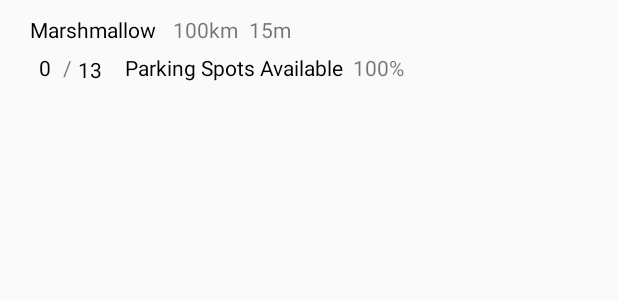
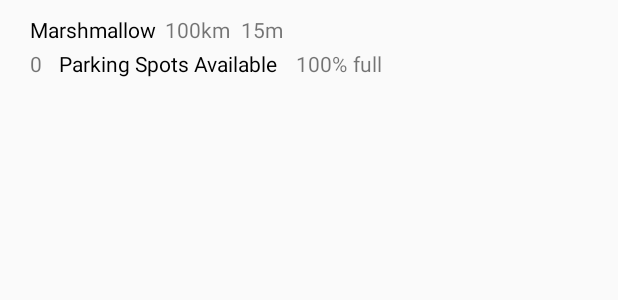
Before and after one commit to danielcagostinho/4G06parkme, an Android app: the layout parking_lot_row_item.xml on its own in the app's theme, with its tools: preview values and no code run, on a phone screen of 412 x 824 dp. Shown: the top 300 px of the screen. Run offline under Robolectric (Android 15) with nearby library versions, the phone set to English and light mode, and no system bars.

Commit message:
changed way occupancy is shown on app to make more sense

```diff
--- a/App/app/src/main/java/com/example/parkinglot/Components/ParkingLotItem.java
+++ b/App/app/src/main/java/com/example/parkinglot/Components/ParkingLotItem.java
@@ -12,16 +12,15 @@ public class ParkingLotItem {
     public int totalParkingSpaces;
 
 
-    public float percentage;
+    public float percentage;    // how full a parking lot is
 
     public LatLng latlong;
 
     DirectionsRoute route;
 
-    public ParkingLotItem(String name, int availableParkingSpaces, int totalParkingSpaces,LatLng latlong, float percentage) {
+    public ParkingLotItem(String name, int availableParkingSpaces, LatLng latlong, float percentage) {
         this.name = name;
         this.availableParkingSpaces = availableParkingSpaces;
-        this.totalParkingSpaces = totalParkingSpaces;
         this.latlong = latlong;
         this.percentage = percentage;
     }
--- a/App/app/src/main/res/layout/parking_lot_row_item.xml
+++ b/App/app/src/main/res/layout/parking_lot_row_item.xml
@@ -17,46 +17,13 @@
 
 
     <TextView
-        android:id="@+id/available"
-        android:layout_width="45dp"
-        android:layout_height="wrap_content"
-        android:layout_below="@+id/name"
-        android:layout_alignParentStart="true"
-        android:layout_marginStart="16dp"
-        android:layout_marginTop="6dp"
-        android:text="0"
-        android:textColor="@android:color/black" />
-
-
-    <TextView
-        android:id="@+id/total"
-        android:layout_width="33dp"
-        android:layout_height="wrap_content"
-        android:layout_below="@+id/name"
-        android:layout_marginStart="-19dp"
-        android:layout_marginTop="7dp"
-        android:layout_toEndOf="@+id/available"
-        android:text="13"
-        android:textColor="@android:color/black" />
-
-    <TextView
-        android:id="@+id/textView"
+        android:id="@+id/textView2"
         android:layout_width="wrap_content"
         android:layout_height="wrap_content"
         android:layout_below="@+id/name"
-        android:layout_alignStart="@+id/available"
-        android:layout_marginStart="16dp"
-        android:layout_marginTop="6dp"
-        android:text="/" />
-
-    <TextView
-        android:id="@+id/textView2"
-        android:layout_width="wrap_content"
-        android:layout_height="wrap_content"
-        android:layout_alignTop="@+id/total"
-        android:layout_marginStart="-2dp"
-        android:layout_marginTop="-1dp"
-        android:layout_toEndOf="@+id/total"
+        android:layout_marginStart="11dp"
+        android:layout_marginTop="3dp"
+        android:layout_toEndOf="@+id/available"
         android:text="Parking Spots Available"
         android:textColor="@color/colorAccent" />
 
@@ -64,7 +31,7 @@
         android:id="@+id/distance"
         android:layout_width="wrap_content"
         android:layout_height="wrap_content"
-        android:layout_marginStart="11dp"
+        android:layout_marginStart="6dp"
         android:layout_toEndOf="@+id/name"
         android:text="100km" />
 
@@ -78,12 +45,32 @@
 
     <TextView
         android:id="@+id/percentage"
-        android:layout_width="52dp"
+        android:layout_width="wrap_content"
         android:layout_height="wrap_content"
         android:layout_below="@+id/name"
-        android:layout_marginStart="6dp"
-        android:layout_marginTop="6dp"
+        android:layout_marginStart="12dp"
+        android:layout_marginTop="3dp"
         android:layout_toEndOf="@+id/textView2"
         android:text="100%" />
 
+    <TextView
+        android:id="@+id/available"
+        android:layout_width="wrap_content"
+        android:layout_height="wrap_content"
+        android:layout_below="@+id/name"
+        android:layout_alignParentStart="true"
+        android:layout_marginStart="10dp"
+        android:layout_marginTop="3dp"
+        android:text="0" />
+
+    <TextView
+        android:id="@+id/full"
+        android:layout_width="wrap_content"
+        android:layout_height="wrap_content"
+        android:layout_below="@+id/time"
+        android:layout_marginStart="4dp"
+        android:layout_marginTop="3dp"
+        android:layout_toEndOf="@+id/percentage"
+        android:text="full" />
+
 </RelativeLayout>
```
Also changed, not shown: App/app/src/main/java/com/example/parkinglot/Components/ParkingLotListView.java (+12 -8 lines), App/app/src/main/java/com/example/parkinglot/MapsActivity.java (+4 -15 lines), 1 other file.
